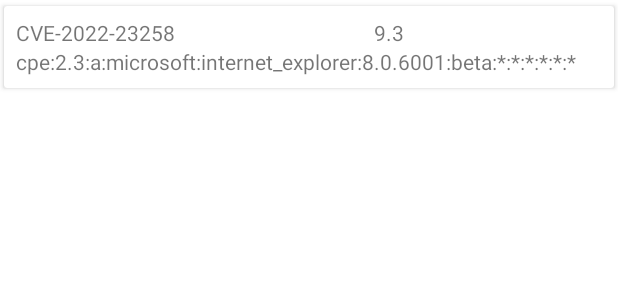
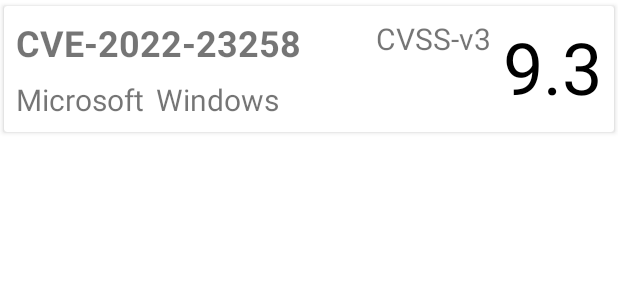
Before and after one commit to DustinOnGithub/CveAlertApp, an Android app: the layout timeline_row.xml on its own in the app's theme, with its tools: preview values and no code run, on a phone screen of 412 x 824 dp. Shown: the top 300 px of the screen. Run offline under Robolectric (Android 15) with nearby library versions, the phone set to English and light mode, and no system bars.

Commit message:
cve-timeline: nice design

```diff
--- a/app/src/main/java/com/example/cvealert/fragment/cveTimeline/TimelineFragment.kt
+++ b/app/src/main/java/com/example/cvealert/fragment/cveTimeline/TimelineFragment.kt
@@ -28,7 +28,7 @@ class TimelineFragment : Fragment() {
 
         myViewModelDb = ViewModelProvider(this)[MyViewModelDb::class.java]
         myViewModelDb.selectCVEwithSubscription.observe(viewLifecycleOwner) { cves ->
-            adapter.setData(cves)
+            adapter.setData(cves, requireContext())
         }
 
         //todo: update timeline on swipe down
--- a/app/src/main/java/com/example/cvealert/util/Constants.kt
+++ b/app/src/main/java/com/example/cvealert/util/Constants.kt
@@ -10,7 +10,7 @@ class Constants {
         const val BASE_NVD_URL = "https://services.nvd.nist.gov"
         const val EXPECTED_CVE_DATA_VERSION = "4.0"
         const val WORKER_REPEAT_INTERVAL: Long = 60 //minutes
-
+        const val NO_CVSS_SCORE: Float = (-1).toFloat()
 
         fun getLastCVEDateTime(): String {
             return ZonedDateTime.now(TimeZone.getDefault().toZoneId()).minusMonths(1)
--- a/app/src/main/res/layout/timeline_row.xml
+++ b/app/src/main/res/layout/timeline_row.xml
@@ -16,9 +16,21 @@
 
 
         <TextView
+            android:id="@+id/vendorTV"
+            android:layout_width="wrap_content"
+            android:layout_height="wrap_content"
+            android:layout_marginTop="8dp"
+            android:textSize="20sp"
+            app:layout_constraintStart_toStartOf="parent"
+            app:layout_constraintTop_toBottomOf="@+id/cveStringTv"
+            tools:text="Microsoft" />
+
+        <TextView
             android:id="@+id/cveStringTv"
             android:layout_width="wrap_content"
             android:layout_height="wrap_content"
+            android:textSize="24sp"
+            android:textStyle="bold"
             app:layout_constraintStart_toStartOf="parent"
             app:layout_constraintTop_toTopOf="parent"
             tools:text="CVE-2022-23258" />
@@ -27,18 +39,32 @@
             android:id="@+id/severityTv"
             android:layout_width="wrap_content"
             android:layout_height="wrap_content"
+            android:textColor="@color/black"
+            android:textSize="48sp"
             app:layout_constraintEnd_toEndOf="parent"
-            app:layout_constraintStart_toEndOf="@+id/cveStringTv"
             app:layout_constraintTop_toTopOf="parent"
             tools:text="9.3" />
 
         <TextView
-            android:id="@+id/cpeString"
+            android:id="@+id/productTV"
             android:layout_width="wrap_content"
             android:layout_height="wrap_content"
-            app:layout_constraintStart_toStartOf="@+id/cveStringTv"
-            app:layout_constraintTop_toBottomOf="@+id/severityTv"
-            tools:text="cpe:2.3:a:microsoft:internet_explorer:8.0.6001:beta:*:*:*:*:*:* " />
+            android:layout_marginStart="8dp"
+            android:textSize="20sp"
+            app:layout_constraintStart_toEndOf="@+id/vendorTV"
+            app:layout_constraintTop_toTopOf="@+id/vendorTV"
+            tools:text="Windows" />
+
+        <TextView
+            android:id="@+id/cvssTypeTv"
+            android:layout_width="wrap_content"
+            android:layout_height="wrap_content"
+            android:layout_marginEnd="8dp"
+            android:textSize="20sp"
+            app:layout_constraintEnd_toStartOf="@+id/severityTv"
+            app:layout_constraintTop_toTopOf="@+id/severityTv"
+            tools:text="CVSS-v3" />
+
     </androidx.constraintlayout.widget.ConstraintLayout>
 
 
--- a/app/src/main/res/values/colors.xml
+++ b/app/src/main/res/values/colors.xml
@@ -7,4 +7,8 @@
     <color name="teal_700">#FF018786</color>
     <color name="black">#FF000000</color>
     <color name="white">#FFFFFFFF</color>
+    <color name="cvssCritical">#FF1100</color>
+    <color name="cvssHigh">#FA5926</color>
+    <color name="cvssMedium">#F49203</color>
+    <color name="cvssLow">#FFEB3B</color>
 </resources>
```
Also changed, not shown: app/src/main/java/com/example/cvealert/api/model/cves/MyCves.kt (+6 -12 lines), app/src/main/java/com/example/cvealert/fragment/cveTimeline/TimelineAdapter.kt (+55 -10 lines).
